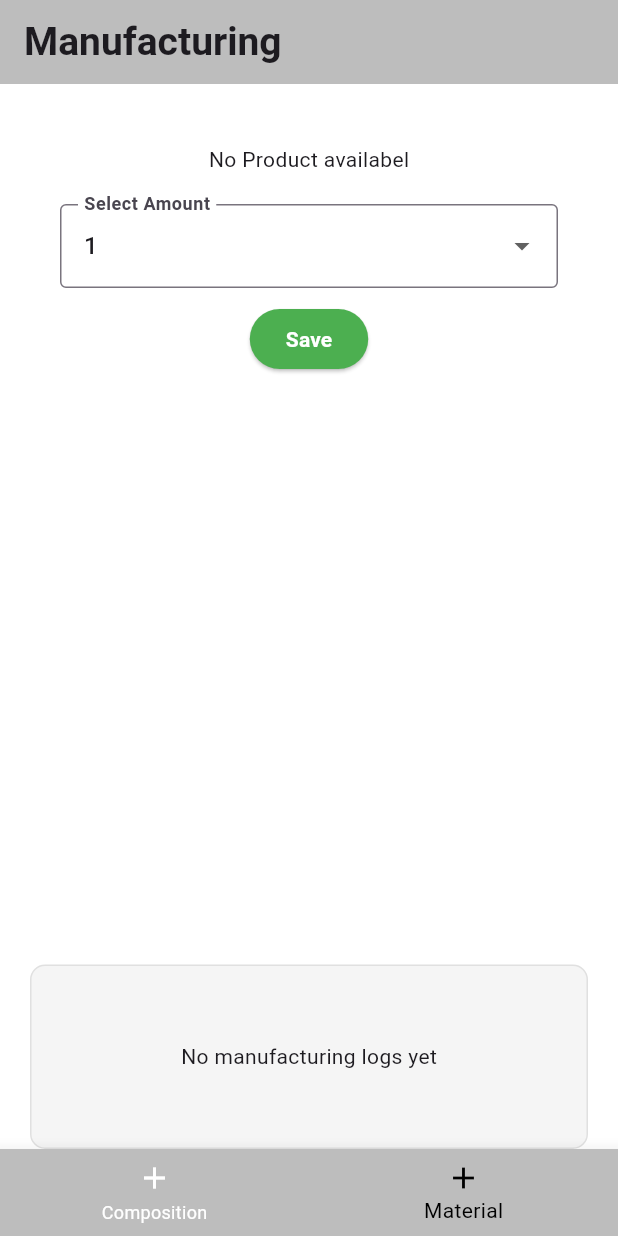
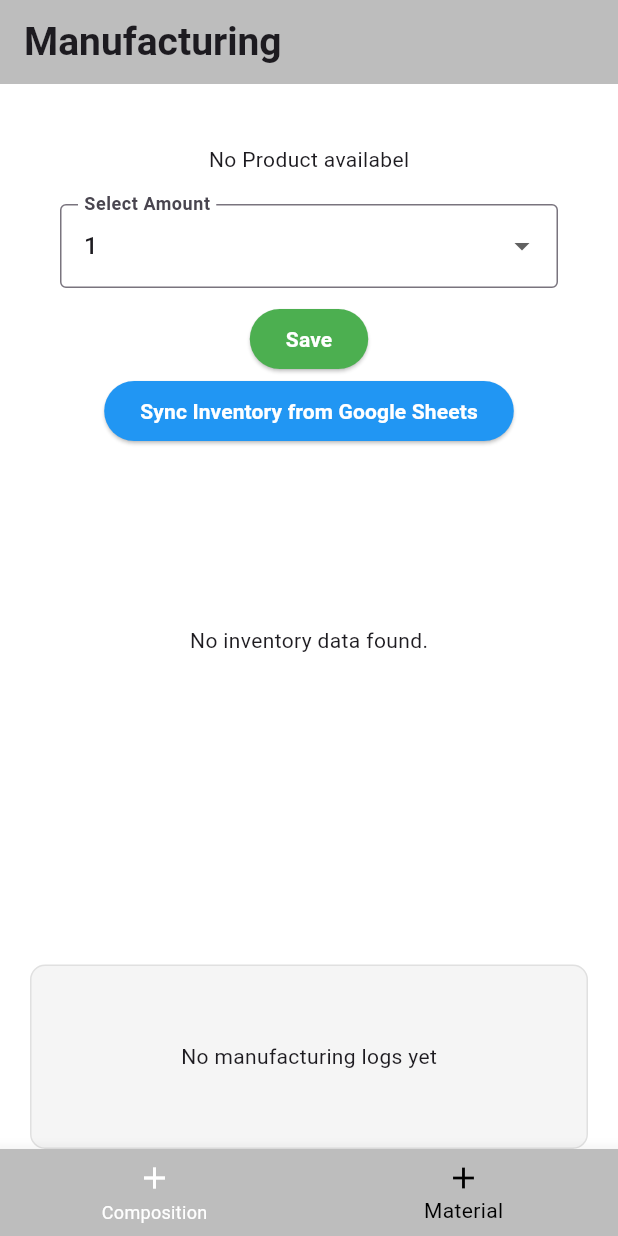
Before and after one commit to Datrix001/Raw-Material-Management-System, a Flutter app: the screen it shows after launch, item 2 of the bottom bar chosen, on a phone screen of 412 x 824 dp. Run offline on Flutter 3.47's test engine with Material 3 defaults, Android fonts, the phone set to English and light mode, and no system bars; our stand-ins replace connectivity_plus, flutter_bloc, flutter_slidable, google_fonts, hive, hive_flutter; accounts and stored records are empty; Roboto replaces fonts that are missing (Ubuntu).

Commit message:
Fixed fetching and syncing of data

```diff
--- a/lib/data/datasources/hive_data.dart
+++ b/lib/data/datasources/hive_data.dart
@@ -7,12 +7,14 @@ import 'package:rmms/data/models/hive_model.dart';
 class HiveData {
   static Box<HiveModel>? _box;
   static Box<String>? _box1;
+  static Box<InventoryModel>? _box2;
+
 
   static Future<void> init() async {
     Hive.registerAdapter(HiveModelAdapter());
     Hive.registerAdapter(InventoryModelAdapter());
 
-    await Hive.openBox<InventoryModel>('inventory');
+    _box2 = await Hive.openBox<InventoryModel>('inventory');
     _box = await Hive.openBox<HiveModel>('composition');
     _box1 = await Hive.openBox<String>('deleted_composition_ids');
 
@@ -52,6 +54,11 @@ class HiveData {
   List<HiveModel> getAllCompositions() {
     if (_box == null) return [];
     return _box!.values.toList();
+  }
+
+  List<InventoryModel> fetchData(){
+    if(_box2==null) return[];
+    return _box2!.values.toList();
   }
 
   // Updating data
--- a/lib/domain/business logic/timer.dart
+++ b/lib/domain/business logic/timer.dart
@@ -1,11 +1,14 @@
 import 'dart:async';
 import 'package:connectivity_plus/connectivity_plus.dart';
 import 'package:rmms/data/datasources/gsheet.dart';
+import 'package:rmms/presentation/bloc/inventory_cubit.dart';
 
 class SyncService {
   static Timer? _timer;
 
-  static void startSyncing({Duration interval = const Duration(minutes: 2)}) {
+  static void startSyncing({
+    required InventoryCubit cubit,
+    Duration interval = const Duration(minutes: 2)}) {
     _timer?.cancel();
     _timer = Timer.periodic(interval, (timer) async {
       try {
@@ -13,7 +16,7 @@ class SyncService {
         final isConnected = await _checkInternetConnection();
         if (isConnected) {
           print('Synching Starting!!!!');
-          await Gsheet().syncAll();
+          await Gsheet().syncAll(cubit:cubit);
           // await Gsheet().fetchInventoryData();
         } else {
           print('No internet connection!!!!!!!');
--- a/lib/domain/logic_method.dart
+++ b/lib/domain/logic_method.dart
@@ -116,4 +116,11 @@ class InventoryService {
       color: Colors.green,
     );
   }
+
+  Future<List<InventoryModel>> getData()async{
+    final box = await Hive.openBox<InventoryModel>('inventory');
+    return box.values.toList();
+  }
+
+
 }
--- a/lib/main.dart
+++ b/lib/main.dart
@@ -4,6 +4,7 @@ import 'package:hive_flutter/adapters.dart';
 import 'package:rmms/data/datasources/hive_data.dart';
 import 'package:rmms/domain/business%20logic/timer.dart';
 import 'package:rmms/presentation/bloc/comp_cubit.dart';
+import 'package:rmms/presentation/bloc/inventory_cubit.dart';
 import 'package:rmms/presentation/pages/composition.dart';
 import 'package:rmms/presentation/pages/home.dart';
 import 'package:rmms/presentation/pages/material.dart';
@@ -15,18 +16,33 @@ void main() async {
 
   await Hive.initFlutter();
   await HiveData.init();
-  SyncService.startSyncing(interval: Duration(minutes: 1));
   runApp(MainApp());
 }
 
-class MainApp extends StatelessWidget {
+class MainApp extends StatefulWidget {
   const MainApp({super.key});
 
   @override
+  State<MainApp> createState() => _MainAppState();
+}
+
+class _MainAppState extends State<MainApp> {
+
+
+  @override
   Widget build(BuildContext context) {
-    return BlocProvider(
-      create: (context) => CompCubit(),
-      child: MaterialApp(
+    return MultiBlocProvider(
+      providers: [
+        BlocProvider(create: (context) => CompCubit(),),
+        BlocProvider(create: (context)=>InventoryCubit())
+      ],
+      child: Builder(
+        builder: (context) {
+          SyncService.startSyncing(
+            cubit: context.read<InventoryCubit>(),
+            interval: Duration(minutes: 1),
+          );
+          return MaterialApp(
             themeMode: ThemeMode.system,
             darkTheme: MyTheme.darkTheme,
             theme: MyTheme.lightTheme,
@@ -37,6 +53,8 @@ class MainApp extends StatelessWidget {
               "/composition": (context) => Composition(),
               "/material": (context) => MaterialLayer(),
             },
+          );
+        }
       ),
     );
   }
--- a/lib/presentation/bloc/comp_cubit.dart
+++ b/lib/presentation/bloc/comp_cubit.dart
@@ -47,6 +47,8 @@ class CompCubit extends Cubit<List<HiveModel>> {
       isUpdate: true
     );
     loadCompositions();
+  }
 
-  }
+
+
 }
--- /dev/null
+++ b/lib/presentation/bloc/inventory_cubit.dart
@@ -0,0 +1,21 @@
+import 'package:flutter_bloc/flutter_bloc.dart';
+import 'package:rmms/data/datasources/hive_data.dart';
+import 'package:rmms/data/models/hive_model.dart';
+
+class InventoryCubit extends Cubit<List<InventoryModel>> {
+  InventoryCubit() : super([]) {
+    loadAllData();
+  }
+
+  void loadAllData() {
+    final compositions = HiveData().fetchData();
+    emit(compositions);
+  }
+
+  void refresh(){
+    loadAllData();
+  }
+
+
+  // Your existing methods...
+}
--- a/lib/presentation/pages/material.dart
+++ b/lib/presentation/pages/material.dart
@@ -1,5 +1,9 @@
 import 'package:flutter/material.dart';
+import 'package:flutter_bloc/flutter_bloc.dart';
+import 'package:rmms/data/datasources/gsheet.dart';
+import 'package:rmms/data/models/hive_model.dart';
 import 'package:rmms/domain/logic_method.dart';
+import 'package:rmms/presentation/bloc/inventory_cubit.dart';
 import 'package:rmms/presentation/components/custom_button.dart';
 import 'package:rmms/presentation/components/dropdown.dart';
 import 'package:rmms/presentation/components/product_dropdown.dart';
@@ -96,7 +100,42 @@ class _MaterialLayerState extends State<MaterialLayer> {
                     color: Colors.green,
                   ),
 
-                  const SizedBox(height: 10),
+                  CustomButton(
+                    name: "Sync Inventory from Google Sheets",
+                    color: Colors.blue,
+                    function: () async {
+                      await Gsheet().fetchInventoryFromGoogleSheets();
+                      context.read<InventoryCubit>().refresh();
+
+                      _showSnackBar(
+                        "Inventory synced from Google Sheets",
+                        Colors.green,
+                      );
+                    },
+                  ),
+
+                  Expanded(
+                    child: BlocBuilder<InventoryCubit, List<InventoryModel>>(
+                      builder: (context, state) {
+                        if (state.isEmpty) {
+                          return Center(child: Text('No inventory data found.'));
+                        }
+
+                        return ListView.builder(
+                          itemCount: state.length,
+                          itemBuilder: (context, index) {
+                            final item = state[index];
+                            return ListTile(
+                              title: Text(item.material ?? 'Unknown'),
+                              subtitle: Text(
+                                'Quantity: ${item.quantity}, Threshold: ${item.threshold}',
+                              ),
+                            );
+                          },
+                        );
+                      },
+                    ),
+                  ),
                 ],
               ),
             ),
```
Also changed, not shown: lib/data/datasources/gsheet.dart (+7 -2 lines). Lines whose indentation alone changed are shown as unchanged.
